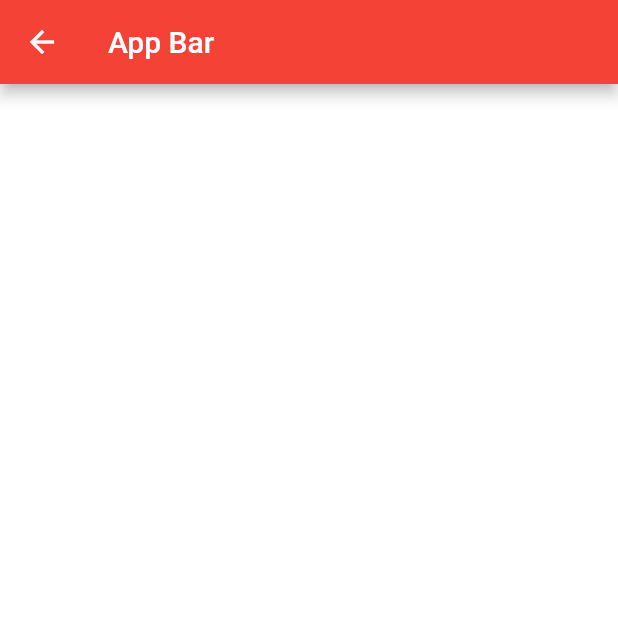
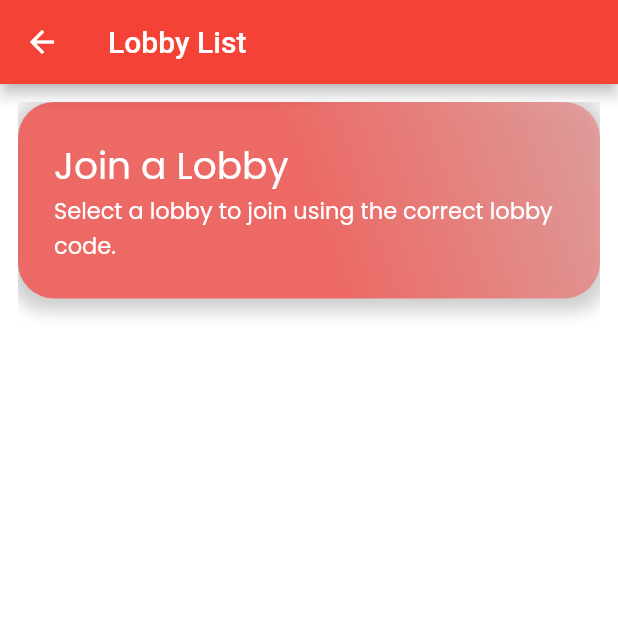
Before and after one commit to grandbigmac/dnd_hp_tracker, a Flutter app: the screen it shows after launch, after a tap on "Join Lobby", on a phone screen of 412 x 824 dp, the top half of it. Run offline on Flutter 3.47's test engine with Material 2 defaults, Android fonts, the light colour scheme and no system bars; our stand-ins replace cloud_firestore, device_info_plus, firebase_core, google_fonts, hive, page_transition; accounts and stored records are empty.

Commit message:
ALL SYSTEMS FUNCTIONAL

```diff
--- a/lib/views/create_character.dart
+++ b/lib/views/create_character.dart
@@ -399,7 +399,7 @@ class _CreateCharacterState extends State<CreateCharacter> with TickerProviderSt
     return Scaffold(
       appBar: AppBar(
         backgroundColor: headerColour,
-        title: const Text('App Bar'),
+        title: const Text('Create a Character'),
       ),
       backgroundColor: backgroundColour,
       resizeToAvoidBottomInset: true,
--- a/lib/views/create_lobby.dart
+++ b/lib/views/create_lobby.dart
@@ -359,7 +359,7 @@ class _CreateLobbyState extends State<CreateLobby> with TickerProviderStateMixin
     return Scaffold(
       appBar: AppBar(
         backgroundColor: headerColour,
-        title: const Text('App Bar'),
+        title: const Text('Host a Lobby'),
       ),
       backgroundColor: backgroundColour,
       resizeToAvoidBottomInset: true,
--- a/lib/views/launch.dart
+++ b/lib/views/launch.dart
@@ -230,7 +230,7 @@ class _HomePageState extends State<HomePage> with SingleTickerProviderStateMixin
     return Scaffold(
       appBar: AppBar(
         backgroundColor: headerColour,
-        title: const Text('App Bar'),
+        title: const Text('Home'),
       ),
       bottomNavigationBar: bottomBar(),
       backgroundColor: backgroundColour,
--- a/lib/views/lobby_list.dart
+++ b/lib/views/lobby_list.dart
@@ -280,10 +280,14 @@ class _LobbyListState extends State<LobbyList> with SingleTickerProviderStateMix
       );
     }
 
+    Widget listHeader() {
+      return blockContainer(context, 'Join a Lobby', 'Select a lobby to join using the correct lobby code.', redBlockContainer);
+    }
+
     return Scaffold(
       appBar: AppBar(
         backgroundColor: headerColour,
-        title: const Text('App Bar'),
+        title: const Text('Lobby List'),
       ),
       backgroundColor: backgroundColour,
       resizeToAvoidBottomInset: true,
@@ -292,6 +296,7 @@ class _LobbyListState extends State<LobbyList> with SingleTickerProviderStateMix
         child: ListView(
           shrinkWrap: true,
           children: [
+            listHeader(),
             lobbyStream(),
           ],
         ),
--- a/lib/views/lobby_page.dart
+++ b/lib/views/lobby_page.dart
@@ -385,10 +385,10 @@ class _LobbyPageState extends State<LobbyPage> with SingleTickerProviderStateMix
                       const SizedBox(width: 12.0),
                     ],
                   ),
-                )
+                ),
               ]
           ),
-          const SizedBox(height: 12.0),
+          lineOut(),
         ],
       );
     }
@@ -615,7 +615,7 @@ class _LobbyPageState extends State<LobbyPage> with SingleTickerProviderStateMix
           icon: Icon(Icons.cancel_outlined),
         ),
         backgroundColor: headerColour,
-        title: const Text('App Bar'),
+        title: Text('Lobby: ${widget.lobby.name}'),
       ),
       bottomNavigationBar: widget.id == widget.lobby.id? hostTools() : null,
       backgroundColor: backgroundColour,
```
Also changed, not shown: lib/resources/tools.dart (+14 -0 lines).
